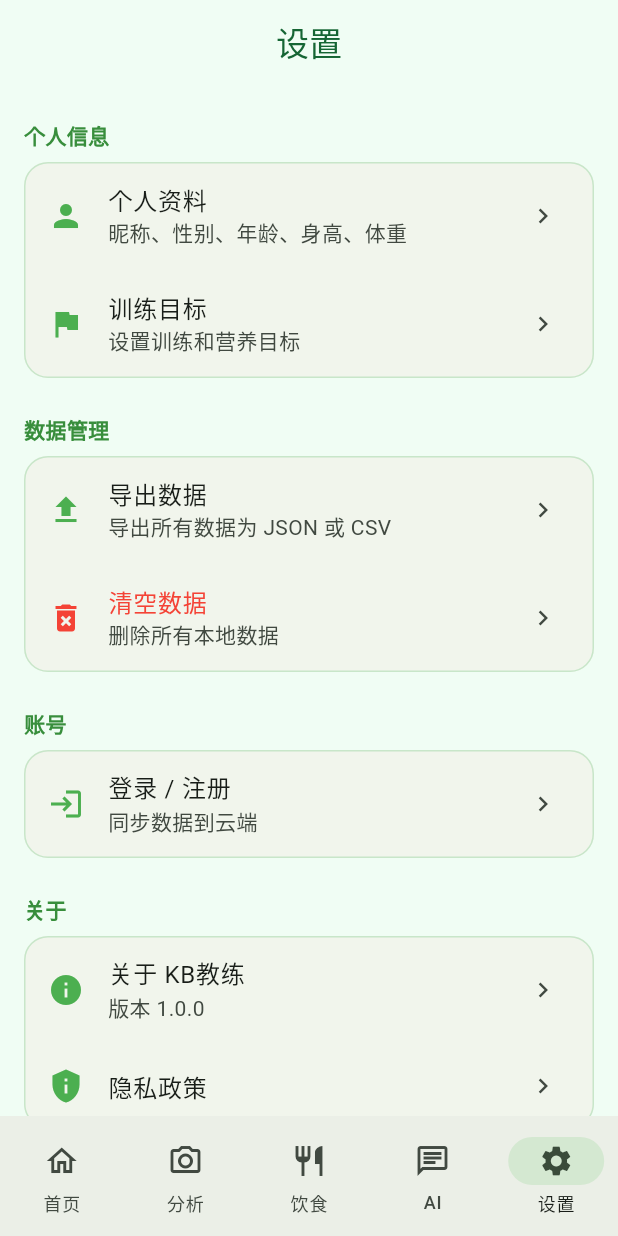
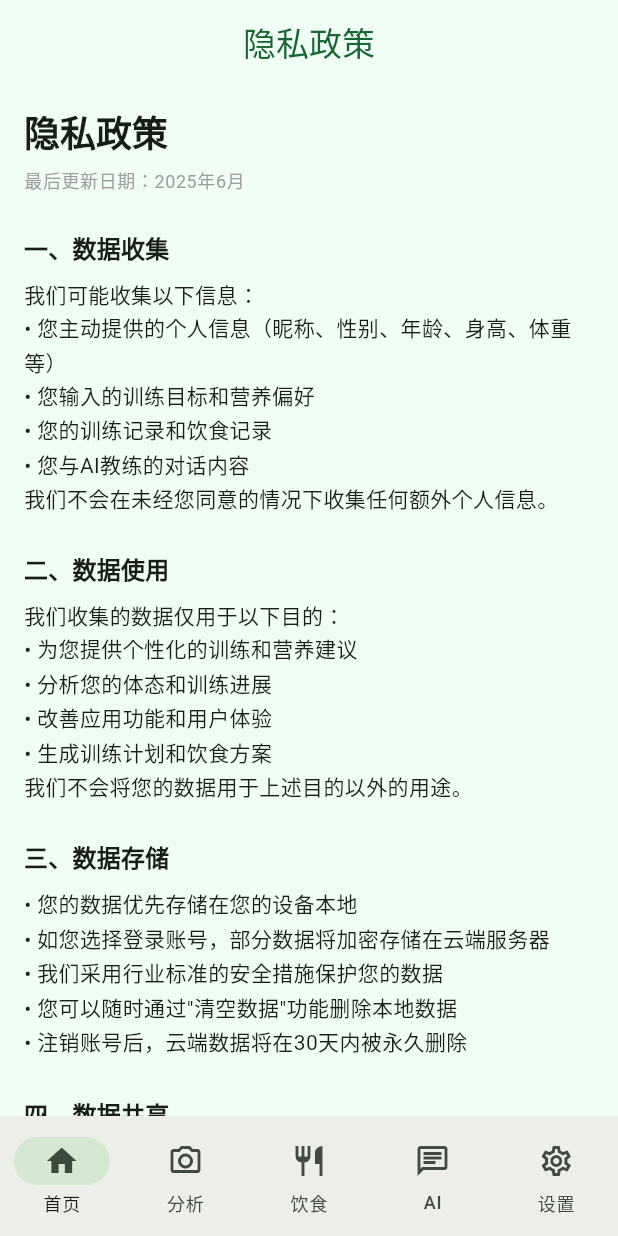
Before and after one commit to Miasakiii/KBjiaolian, a Flutter app: the SettingsScreen screen opened by its route, after a tap on "隐私政策", on a phone screen of 412 x 824 dp. Run offline on Flutter 3.47's test engine with Material 3 defaults, Android fonts, the phone set to English and light mode, and no system bars; our stand-ins replace go_router, image_picker, share_plus, shared_preferences; accounts and stored records are empty.

Commit message:
feat: add privacy policy screen and route registration
- Create PrivacyScreen with static privacy policy text covering data collection, usage, storage, sharing, user rights, and contact info
- Update SettingsScreen privacy entry to navigate to /privacy route
- Register /privacy route in app_router.dart as public route

```diff
--- a/mobile/lib/routes/app_router.dart
+++ b/mobile/lib/routes/app_router.dart
@@ -15,10 +15,11 @@ import '../screens/progress_screen.dart';
 import '../screens/login_screen.dart';
 import '../screens/profile_screen.dart';
 import '../screens/goal_screen.dart';
+import '../screens/privacy_screen.dart';
 import '../widgets/common/main_scaffold.dart';
 
 // 公开路由（不需要登录）
-const _publicPaths = {'/login', '/about'};
+const _publicPaths = {'/login', '/about', '/privacy'};
 
 /// 创建 appRouter，传入 AuthProvider 作为 refreshListenable，
 /// 登录态变化时 GoRouter 会自动重新评估 redirect，无需手动刷新页面。
@@ -110,6 +111,10 @@ GoRouter createAppRouter(ChangeNotifier authProvider) {
             path: '/progress',
             builder: (context, state) => const ProgressScreen(),
           ),
+          GoRoute(
+            path: '/privacy',
+            builder: (context, state) => const PrivacyScreen(),
+          ),
         ],
       ),
     ],
--- /dev/null
+++ b/mobile/lib/screens/privacy_screen.dart
@@ -0,0 +1,130 @@
+import 'package:flutter/material.dart';
+
+class PrivacyScreen extends StatelessWidget {
+  const PrivacyScreen({super.key});
+
+  @override
+  Widget build(BuildContext context) {
+    return Scaffold(
+      appBar: AppBar(
+        title: const Text('隐私政策'),
+      ),
+      body: SingleChildScrollView(
+        padding: const EdgeInsets.all(16),
+        child: Column(
+          crossAxisAlignment: CrossAxisAlignment.start,
+          children: [
+            Text(
+              '隐私政策',
+              style: Theme.of(context).textTheme.headlineSmall?.copyWith(
+                    fontWeight: FontWeight.bold,
+                  ),
+            ),
+            const SizedBox(height: 8),
+            Text(
+              '最后更新日期：2025年6月',
+              style: Theme.of(context).textTheme.bodySmall?.copyWith(
+                    color: Colors.grey,
+                  ),
+            ),
+            const SizedBox(height: 24),
+            _buildSection(
+              context,
+              title: '一、数据收集',
+              content:
+                  '我们可能收集以下信息：\n'
+                  '• 您主动提供的个人信息（昵称、性别、年龄、身高、体重等）\n'
+                  '• 您输入的训练目标和营养偏好\n'
+                  '• 您的训练记录和饮食记录\n'
+                  '• 您与AI教练的对话内容\n'
+                  '我们不会在未经您同意的情况下收集任何额外个人信息。',
+            ),
+            _buildSection(
+              context,
+              title: '二、数据使用',
+              content:
+                  '我们收集的数据仅用于以下目的：\n'
+                  '• 为您提供个性化的训练和营养建议\n'
+                  '• 分析您的体态和训练进展\n'
+                  '• 改善应用功能和用户体验\n'
+                  '• 生成训练计划和饮食方案\n'
+                  '我们不会将您的数据用于上述目的以外的用途。',
+            ),
+            _buildSection(
+              context,
+              title: '三、数据存储',
+              content:
+                  '• 您的数据优先存储在您的设备本地\n'
+                  '• 如您选择登录账号，部分数据将加密存储在云端服务器\n'
+                  '• 我们采用行业标准的安全措施保护您的数据\n'
+                  '• 您可以随时通过"清空数据"功能删除本地数据\n'
+                  '• 注销账号后，云端数据将在30天内被永久删除',
+            ),
+            _buildSection(
+              context,
+              title: '四、数据共享',
+              content:
+                  '我们承诺：\n'
+                  '• 不会出售您的个人数据\n'
+                  '• 不会与第三方共享您的个人数据，除非：\n'
+                  '  - 获得您的明确同意\n'
+                  '  - 法律法规要求\n'
+                  '  - 保护我们的合法权益\n'
+                  '• AI分析功能可能调用第三方API，但传输数据经过匿名化处理',
+            ),
+            _buildSection(
+              context,
+              title: '五、用户权利',
+              content:
+                  '您享有以下权利：\n'
+                  '• 访问权：查看我们收集的您的个人数据\n'
+                  '• 更正权：更正不准确的个人数据\n'
+                  '• 删除权：要求删除您的个人数据\n'
+                  '• 导出权：导出您的所有数据\n'
+                  '• 撤回同意权：随时撤回对数据处理的同意\n'
+                  '如需行使上述权利，请通过以下联系方式与我们联系。',
+            ),
+            _buildSection(
+              context,
+              title: '六、联系方式',
+              content:
+                  '如果您对本隐私政策有任何疑问或建议，请通过以下方式联系我们：\n'
+                  '• 邮箱：privacy@kb-coach.example.com\n'
+                  '• 应用内反馈：设置 → 关于 → 反馈\n'
+                  '我们将在15个工作日内回复您的请求。',
+            ),
+            const SizedBox(height: 32),
+          ],
+        ),
+      ),
+    );
+  }
+
+  Widget _buildSection(
+    BuildContext context, {
+    required String title,
+    required String content,
+  }) {
+    return Padding(
+      padding: const EdgeInsets.only(bottom: 24),
+      child: Column(
+        crossAxisAlignment: CrossAxisAlignment.start,
+        children: [
+          Text(
+            title,
+            style: Theme.of(context).textTheme.titleMedium?.copyWith(
+                  fontWeight: FontWeight.bold,
+                ),
+          ),
+          const SizedBox(height: 8),
+          Text(
+            content,
+            style: Theme.of(context).textTheme.bodyMedium?.copyWith(
+                  height: 1.6,
+                ),
+          ),
+        ],
+      ),
+    );
+  }
+}
--- a/mobile/lib/screens/settings_screen.dart
+++ b/mobile/lib/screens/settings_screen.dart
@@ -131,7 +131,7 @@ class SettingsScreen extends StatelessWidget {
                 icon: Icons.privacy_tip,
                 title: '隐私政策',
                 onTap: () {
-                  // Show privacy policy
+                  context.go('/privacy');
                 },
               ),
             ],
```
